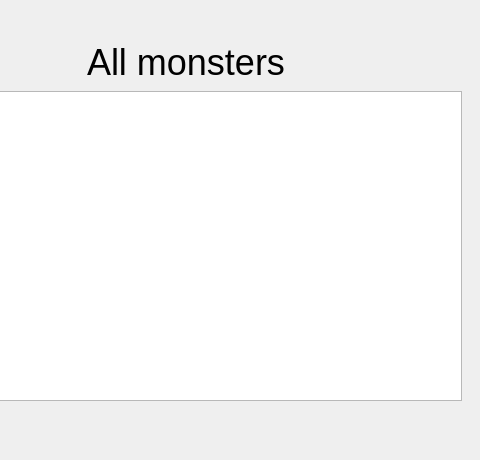
This is 2-sem/lab1a/lab1a-qt/interactivewindow.ui in Megarekrut65/OOP-labs as Qt 5 draws it before an edit; both pictures show x 360 to 840 and y 0 to 460 of the 840 by 460 pixel window. The edited form follows.
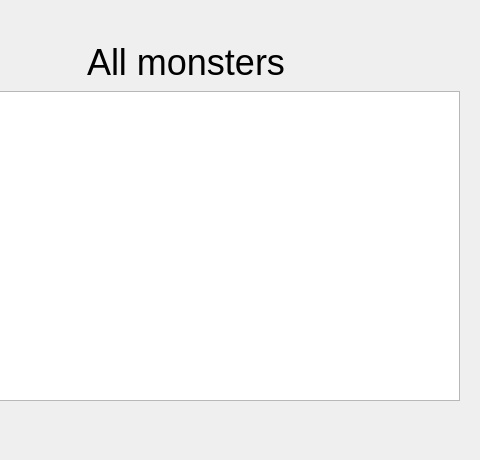
This is the edited form.

The edit to the form file:
```diff
--- a/2-sem/lab1a/lab1a-qt/interactivewindow.ui
+++ b/2-sem/lab1a/lab1a-qt/interactivewindow.ui
@@ -18,7 +18,7 @@
   </property>
   <property name="maximumSize">
    <size>
-    <width>2000</width>
+    <width>840</width>
     <height>460</height>
    </size>
   </property>
@@ -134,9 +134,6 @@
     </rect>
    </property>
    <layout class="QVBoxLayout" name="verticalLayout_2">
-    <property name="sizeConstraint">
-     <enum>QLayout::SetDefaultConstraint</enum>
-    </property>
     <item>
      <widget class="QLabel" name="label_2">
       <property name="font">
@@ -154,12 +151,6 @@
     </item>
     <item>
      <widget class="QTableView" name="tableView">
-      <property name="sizePolicy">
-       <sizepolicy hsizetype="Preferred" vsizetype="Expanding">
-        <horstretch>0</horstretch>
-        <verstretch>0</verstretch>
-       </sizepolicy>
-      </property>
       <property name="minimumSize">
        <size>
         <width>550</width>
@@ -168,7 +159,7 @@
       </property>
       <property name="maximumSize">
        <size>
-        <width>2000</width>
+        <width>550</width>
         <height>310</height>
        </size>
       </property>
```
